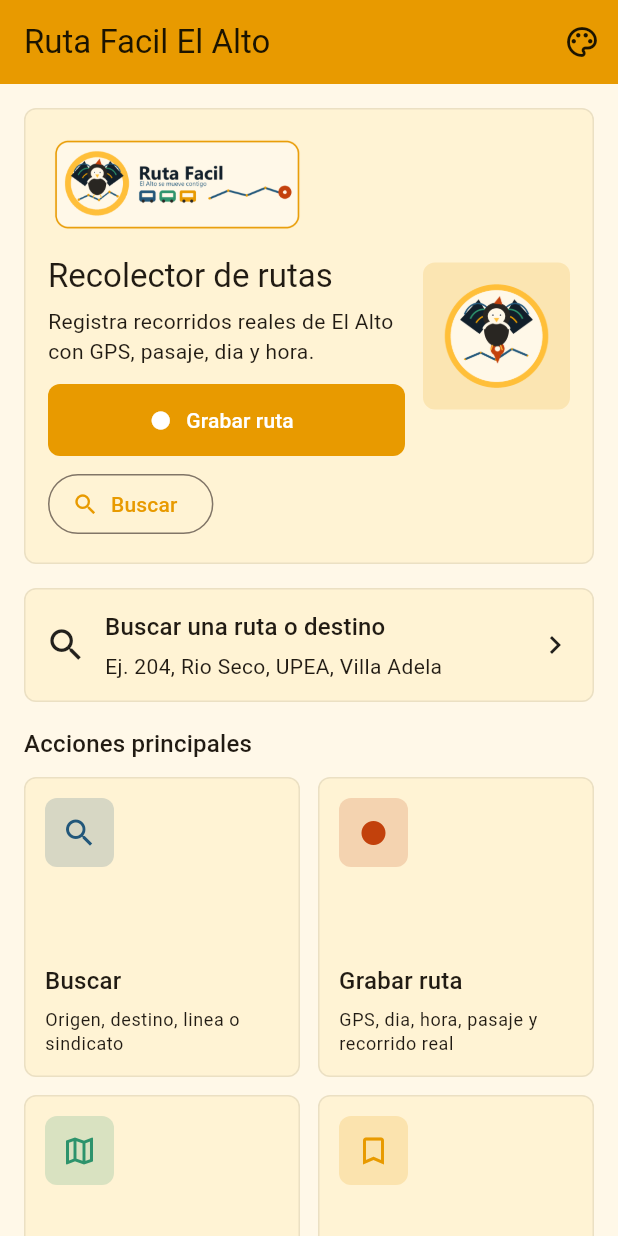
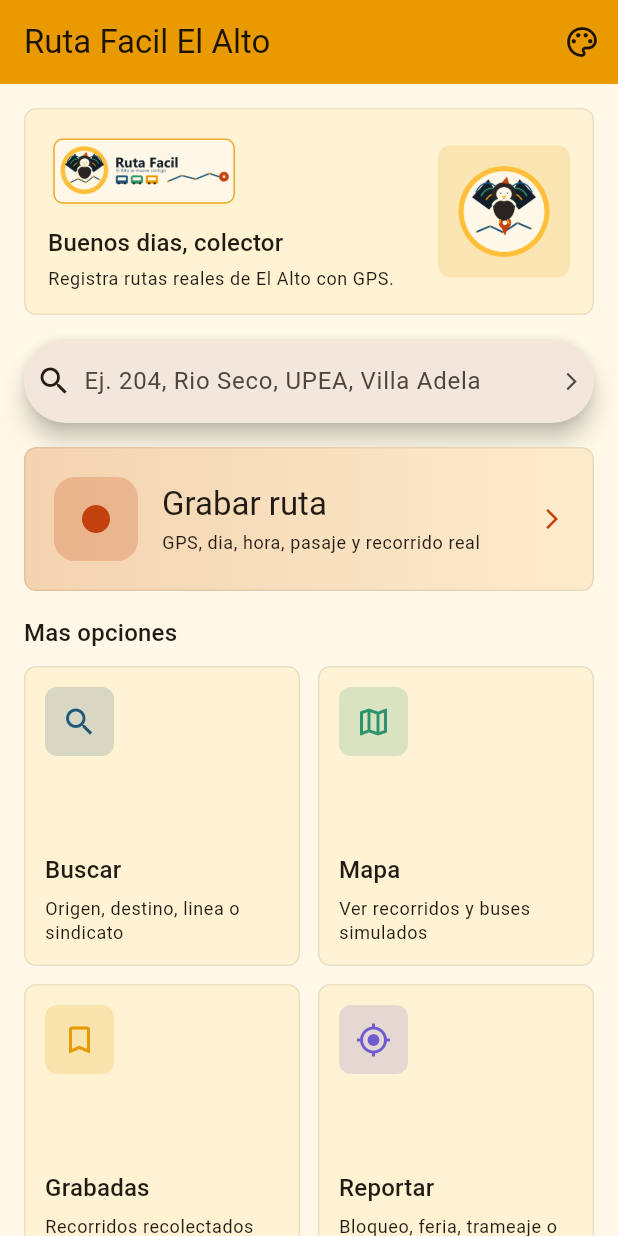
Before and after one commit to Nobody2077/mi_app, a Flutter app: the screen it shows after launch, on a phone screen of 412 x 824 dp. Run offline on Flutter 3.47's test engine with Material 3 defaults, Android fonts, the phone set to English and light mode, and no system bars; our stand-ins replace flutter_map, geolocator, latlong2, share_plus, shared_preferences, sqflite; accounts and stored records are empty.

Commit message:
feat(ui): mejoras visuales en pantalla principal y panel de grabacion
- HomePage: card hero para 'Grabar ruta' con gradiente de color y ancho completo
- HomePage: SearchBar Material 3 reemplaza el panel de busqueda anterior
- HomePage: HeroHeader simplificado con saludo dinamico (buenos dias/tardes/noches)
- HomePage: grid reducido a 4 opciones sin duplicacion de acciones
- AddRoutePage: mapa en vivo durante grabacion GPS con seguimiento automatico
- AddRoutePage: cronometro en tiempo real y distancia acumulada en chips
- AddRoutePage: cabeceras de seccion (Informacion basica, Recorrido, Tarifa, Variacion)
- RouteRecordingController: getter distanceMeters para distancia acumulada

Co-Authored-By: Claude Sonnet 4.6 <noreply@anthropic.com>

```diff
--- a/lib/features/home/presentation/home_page.dart
+++ b/lib/features/home/presentation/home_page.dart
@@ -14,51 +14,54 @@ class HomePage extends StatelessWidget {
 
   @override
   Widget build(BuildContext context) {
+    void goSearch() => Navigator.of(context).push(
+          MaterialPageRoute(builder: (_) => const SearchDestinationPage()),
+        );
+
+    final heroOption = _HomeOption(
+      title: 'Grabar ruta',
+      subtitle: 'GPS, dia, hora, pasaje y recorrido real',
+      icon: Icons.fiber_manual_record,
+      color: AppTheme.modified,
+      onTap: () => Navigator.of(context).push(
+        MaterialPageRoute(builder: (_) => const AddRoutePage()),
+      ),
+    );
+
     final options = [
       _HomeOption(
         title: 'Buscar',
         subtitle: 'Origen, destino, linea o sindicato',
         icon: Icons.search,
         color: AppTheme.minibus,
-        onTap: () => Navigator.of(context).push(
-          MaterialPageRoute(builder: (_) => const SearchDestinationPage()),
-        ),
-      ),
-      _HomeOption(
-        title: 'Grabar ruta',
-        subtitle: 'GPS, dia, hora, pasaje y recorrido real',
-        icon: Icons.fiber_manual_record,
-        color: AppTheme.modified,
-        onTap: () => Navigator.of(
-          context,
-        ).push(MaterialPageRoute(builder: (_) => const AddRoutePage())),
+        onTap: goSearch,
       ),
       _HomeOption(
         title: 'Mapa',
         subtitle: 'Ver recorridos y buses simulados',
         icon: Icons.map_outlined,
         color: AppTheme.trufi,
-        onTap: () => Navigator.of(
-          context,
-        ).push(MaterialPageRoute(builder: (_) => const MapPage())),
+        onTap: () => Navigator.of(context).push(
+          MaterialPageRoute(builder: (_) => const MapPage()),
+        ),
       ),
       _HomeOption(
         title: 'Grabadas',
         subtitle: 'Recorridos recolectados en campo',
         icon: Icons.bookmark_outline,
         color: AppTheme.micro,
-        onTap: () => Navigator.of(
-          context,
-        ).push(MaterialPageRoute(builder: (_) => const RoutesPage())),
+        onTap: () => Navigator.of(context).push(
+          MaterialPageRoute(builder: (_) => const RoutesPage()),
+        ),
       ),
       _HomeOption(
         title: 'Reportar',
         subtitle: 'Bloqueo, feria, trameaje o ruta cambiada',
         icon: Icons.my_location,
         color: const Color(0xFF6D5BD0),
-        onTap: () => Navigator.of(
-          context,
-        ).push(MaterialPageRoute(builder: (_) => const ShareLocationPage())),
+        onTap: () => Navigator.of(context).push(
+          MaterialPageRoute(builder: (_) => const ShareLocationPage()),
+        ),
       ),
     ];
 
@@ -76,23 +79,23 @@ class HomePage extends StatelessWidget {
       body: ListView(
         padding: const EdgeInsets.all(16),
         children: [
-          _HeroHeader(
-            onRecord: () => Navigator.of(
-              context,
-            ).push(MaterialPageRoute(builder: (_) => const AddRoutePage())),
-            onSearch: () => Navigator.of(context).push(
-              MaterialPageRoute(builder: (_) => const SearchDestinationPage()),
+          const _HeroHeader(),
+          const SizedBox(height: 16),
+          GestureDetector(
+            onTap: goSearch,
+            child: AbsorbPointer(
+              child: SearchBar(
+                hintText: 'Ej. 204, Rio Seco, UPEA, Villa Adela',
+                leading: const Icon(Icons.search),
+                trailing: const [Icon(Icons.arrow_forward_ios, size: 14)],
+              ),
             ),
           ),
           const SizedBox(height: 16),
-          _QuickSearchPanel(
-            onTap: () => Navigator.of(context).push(
-              MaterialPageRoute(builder: (_) => const SearchDestinationPage()),
-            ),
-          ),
+          _HeroActionCard(option: heroOption),
           const SizedBox(height: 16),
           Text(
-            'Acciones principales',
+            'Mas opciones',
             style: Theme.of(context).textTheme.titleMedium,
           ),
           const SizedBox(height: 10),
@@ -155,10 +158,14 @@ class HomePage extends StatelessWidget {
 }
 
 class _HeroHeader extends StatelessWidget {
-  const _HeroHeader({required this.onRecord, required this.onSearch});
+  const _HeroHeader();
 
-  final VoidCallback onRecord;
-  final VoidCallback onSearch;
+  String _greeting() {
+    final hour = DateTime.now().hour;
+    if (hour < 12) return 'Buenos dias, colector';
+    if (hour < 19) return 'Buenas tardes, colector';
+    return 'Buenas noches, colector';
+  }
 
   @override
   Widget build(BuildContext context) {
@@ -175,35 +182,18 @@ class _HeroHeader extends StatelessWidget {
                 children: [
                   Image.asset(
                     AppAssets.logo,
-                    height: 70,
+                    height: 52,
                     alignment: Alignment.centerLeft,
                   ),
-                  const SizedBox(height: 12),
+                  const SizedBox(height: 10),
                   Text(
-                    'Recolector de rutas',
-                    style: Theme.of(context).textTheme.titleLarge,
+                    _greeting(),
+                    style: Theme.of(context).textTheme.titleMedium,
                   ),
-                  const SizedBox(height: 6),
+                  const SizedBox(height: 4),
                   Text(
-                    'Registra recorridos reales de El Alto con GPS, pasaje, dia y hora.',
-                    style: Theme.of(context).textTheme.bodyMedium,
-                  ),
-                  const SizedBox(height: 12),
-                  Wrap(
-                    spacing: 8,
-                    runSpacing: 8,
-                    children: [
-                      FilledButton.icon(
-                        onPressed: onRecord,
-                        icon: const Icon(Icons.fiber_manual_record),
-                        label: const Text('Grabar ruta'),
-                      ),
-                      OutlinedButton.icon(
-                        onPressed: onSearch,
-                        icon: const Icon(Icons.search),
-                        label: const Text('Buscar'),
-                      ),
-                    ],
+                    'Registra rutas reales de El Alto con GPS.',
+                    style: Theme.of(context).textTheme.bodySmall,
                   ),
                 ],
               ),
@@ -215,7 +205,7 @@ class _HeroHeader extends StatelessWidget {
                 color: colors.primary.withValues(alpha: 0.16),
                 borderRadius: BorderRadius.circular(8),
               ),
-              child: Image.asset(AppAssets.mascot, width: 82),
+              child: Image.asset(AppAssets.mascot, width: 72),
             ),
           ],
         ),
@@ -224,37 +214,59 @@ class _HeroHeader extends StatelessWidget {
   }
 }
 
-class _QuickSearchPanel extends StatelessWidget {
-  const _QuickSearchPanel({required this.onTap});
+class _HeroActionCard extends StatelessWidget {
+  const _HeroActionCard({required this.option});
 
-  final VoidCallback onTap;
+  final _HomeOption option;
 
   @override
   Widget build(BuildContext context) {
     return Card(
+      clipBehavior: Clip.antiAlias,
       child: InkWell(
-        borderRadius: BorderRadius.circular(8),
-        onTap: onTap,
-        child: Padding(
-          padding: const EdgeInsets.all(14),
+        onTap: option.onTap,
+        child: Container(
+          padding: const EdgeInsets.all(20),
+          decoration: BoxDecoration(
+            gradient: LinearGradient(
+              colors: [
+                option.color.withValues(alpha: 0.18),
+                option.color.withValues(alpha: 0.04),
+              ],
+              begin: Alignment.centerLeft,
+              end: Alignment.centerRight,
+            ),
+          ),
           child: Row(
             children: [
-              const Icon(Icons.search, size: 28),
-              const SizedBox(width: 12),
+              Container(
+                width: 56,
+                height: 56,
+                decoration: BoxDecoration(
+                  color: option.color.withValues(alpha: 0.22),
+                  borderRadius: BorderRadius.circular(14),
+                ),
+                child: Icon(option.icon, color: option.color, size: 28),
+              ),
+              const SizedBox(width: 16),
               Expanded(
                 child: Column(
                   crossAxisAlignment: CrossAxisAlignment.start,
                   children: [
                     Text(
-                      'Buscar una ruta o destino',
-                      style: Theme.of(context).textTheme.titleMedium,
+                      option.title,
+                      style: Theme.of(context).textTheme.titleLarge,
                     ),
                     const SizedBox(height: 4),
-                    const Text('Ej. 204, Rio Seco, UPEA, Villa Adela'),
+                    Text(
+                      option.subtitle,
+                      style: Theme.of(context).textTheme.bodySmall,
+                    ),
                   ],
                 ),
               ),
-              const Icon(Icons.chevron_right),
+              const SizedBox(width: 8),
+              Icon(Icons.arrow_forward_ios, color: option.color, size: 16),
             ],
           ),
         ),
--- a/lib/features/routes/presentation/route_recording_controller.dart
+++ b/lib/features/routes/presentation/route_recording_controller.dart
@@ -42,6 +42,9 @@ class RouteRecordingController extends ChangeNotifier {
     if (hours <= 0) return 0;
     return distanceKm / hours;
   }
+
+  double get distanceMeters =>
+      GeoUtils.polylineDistanceInMeters(_recordedPoints);
 
   double get averageSpeedForSaving {
     final avg = averageSpeedKmh;
```
Also changed, not shown: lib/features/routes/presentation/add_route_page.dart (+184 -15 lines).
